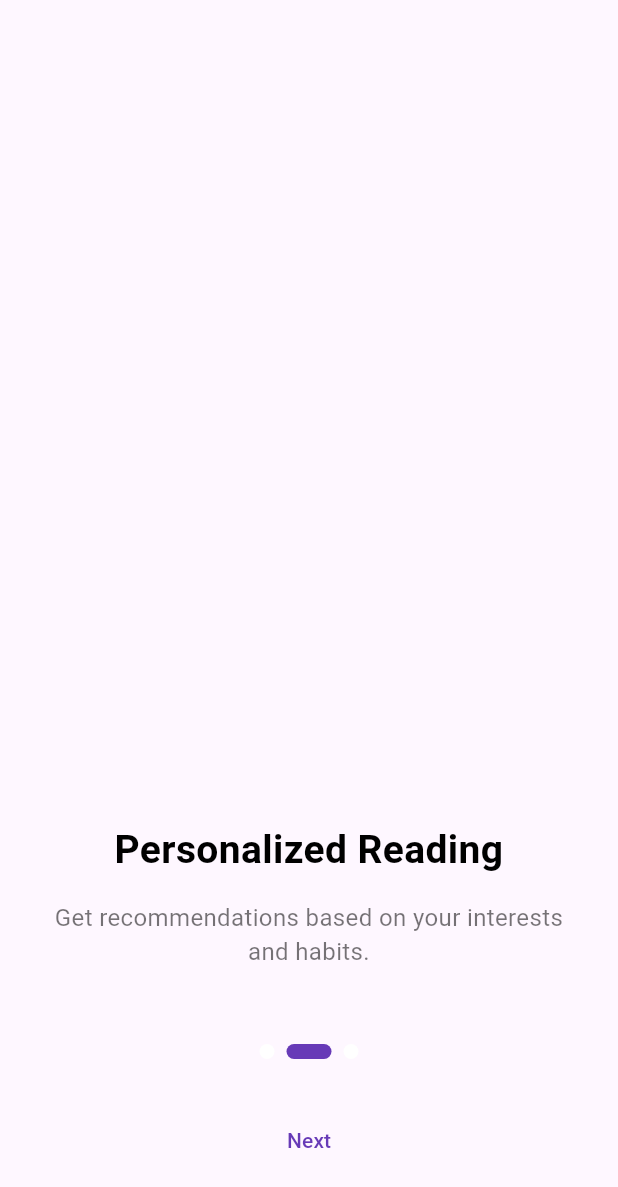
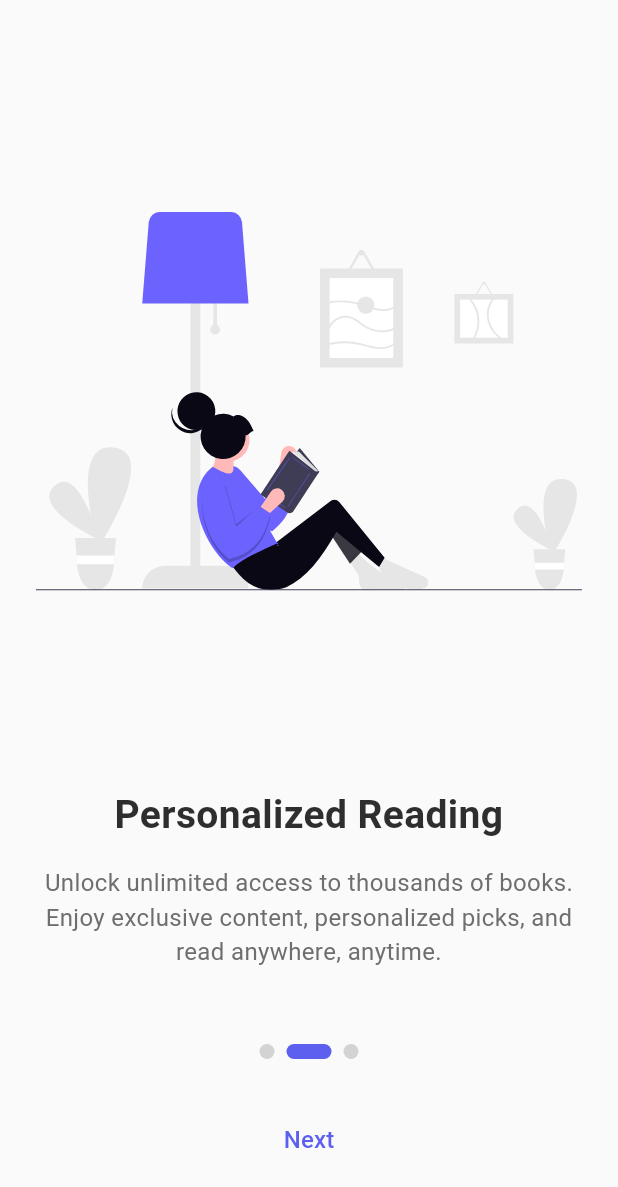
Before and after one commit to sumaiya-akter-runa/book_reading, a Flutter app: the screen it shows after launch, swiped to page 2, on a phone screen of 412 x 824 dp. Shown: the top 1187 px of the screen. Run offline on Flutter 3.47's test engine with Material 3 defaults, Android fonts, the phone set to English and light mode, and no system bars; drawn by our look-alikes of smooth_page_indicator; our stand-ins replace flutter_svg, google_fonts.

Commit message:
onboarding images

```diff
--- a/lib/onboarding_screen.dart
+++ b/lib/onboarding_screen.dart
@@ -1,6 +1,7 @@
+import 'package:flutter/material.dart';
+import 'package:flutter_svg/flutter_svg.dart';
+import 'package:smooth_page_indicator/smooth_page_indicator.dart';
 import 'package:book_reading/home_page.dart';
-import 'package:flutter/material.dart';
-import 'package:smooth_page_indicator/smooth_page_indicator.dart';
 
 class OnboardingScreen extends StatefulWidget {
   const OnboardingScreen({super.key});
@@ -22,14 +23,15 @@
   void goToNextScreen() {
     Navigator.pushReplacement(
       context,
-      MaterialPageRoute(builder: (context) => const HomePage()), // Replace with your next screen
+      MaterialPageRoute(builder: (context) => const HomePage()),
     );
   }
 
   @override
   Widget build(BuildContext context) {
     return Scaffold(
-      body: Container(
+      backgroundColor: const Color(0xFFFAFAFA),
+      body: Padding(
         padding: const EdgeInsets.symmetric(horizontal: 24, vertical: 40),
         child: Column(
           children: [
@@ -46,13 +48,13 @@
                     image: 'assets/images/read1.svg',
                     title: 'Welcome to Readora',
                     description:
-                    'Discover and enjoy thousands of books in all genres.',
+                    "Discover endless stories, adventures, and knowledge with Readora. Whether you're into fiction, non-fiction, or anything in between, we have books for everyone. Start your reading journey today!",
                   ),
                   OnboardingPage(
                     image: 'assets/images/read2.svg',
                     title: 'Personalized Reading',
                     description:
-                    'Get recommendations based on your interests and habits.',
+                    "Unlock unlimited access to thousands of books. Enjoy exclusive content, personalized picks, and read anywhere, anytime.",
                   ),
                   OnboardingPage(
                     image: 'assets/images/read3.svg',
@@ -68,8 +70,8 @@
               controller: _controller,
               count: 3,
               effect: const ExpandingDotsEffect(
-                dotColor: Colors.white,
-                activeDotColor: Colors.deepPurple,
+                dotColor: Color(0xFFD3D3D3),
+                activeDotColor: Color(0xFF5D5FEF),
                 dotHeight: 10,
                 dotWidth: 10,
               ),
@@ -79,15 +81,17 @@
                 ? ElevatedButton(
               onPressed: goToNextScreen,
               style: ElevatedButton.styleFrom(
-                backgroundColor: Colors.deepPurple,
+                backgroundColor: const Color(0xFF5D5FEF),
                 padding: const EdgeInsets.symmetric(
                     horizontal: 40, vertical: 14),
                 shape: RoundedRectangleBorder(
                   borderRadius: BorderRadius.circular(12),
                 ),
               ),
-              child: const Text("Get Started",
-                  style: TextStyle(fontSize: 16)),
+              child: const Text(
+                "Get Started",
+                style: TextStyle(fontSize: 16, color: Colors.white),
+              ),
             )
                 : TextButton(
               onPressed: () {
@@ -96,9 +100,14 @@
                   curve: Curves.easeInOut,
                 );
               },
-              child: const Text("Next",
-                  style: TextStyle(color: Colors.deepPurple)),
-            )
+              child: const Text(
+                "Next",
+                style: TextStyle(
+                  color: Color(0xFF5D5FEF),
+                  fontSize: 16,
+                ),
+              ),
+            ),
           ],
         ),
       ),
@@ -123,19 +132,29 @@
     return Column(
       children: [
         Expanded(
-          child: Image.asset(image),
+          child: SvgPicture.asset(
+            image,
+            placeholderBuilder: (context) =>
+            const Center(child: CircularProgressIndicator()),
+          ),
         ),
         const SizedBox(height: 30),
         Text(
           title,
           style: const TextStyle(
-              fontSize: 26, fontWeight: FontWeight.bold, color: Colors.black),
+            fontSize: 26,
+            fontWeight: FontWeight.bold,
+            color: Color(0xFF2E2E2E),
+          ),
           textAlign: TextAlign.center,
         ),
         const SizedBox(height: 15),
         Text(
           description,
-          style: const TextStyle(fontSize: 16, color: Colors.black54),
+          style: const TextStyle(
+            fontSize: 16,
+            color: Color(0xFF6E6E6E),
+          ),
           textAlign: TextAlign.center,
         ),
         const SizedBox(height: 30),
--- a/pubspec.yaml
+++ b/pubspec.yaml
@@ -14,6 +14,7 @@
   cupertino_icons: ^1.0.8
   google_fonts: ^6.2.1
   fluttertoast: ^8.2.8
+  flutter_svg: ^2.0.7
 
 dev_dependencies:
   flutter_test:
```
Also changed, not shown: assets/images/read1.png (added), pubspec.lock.
